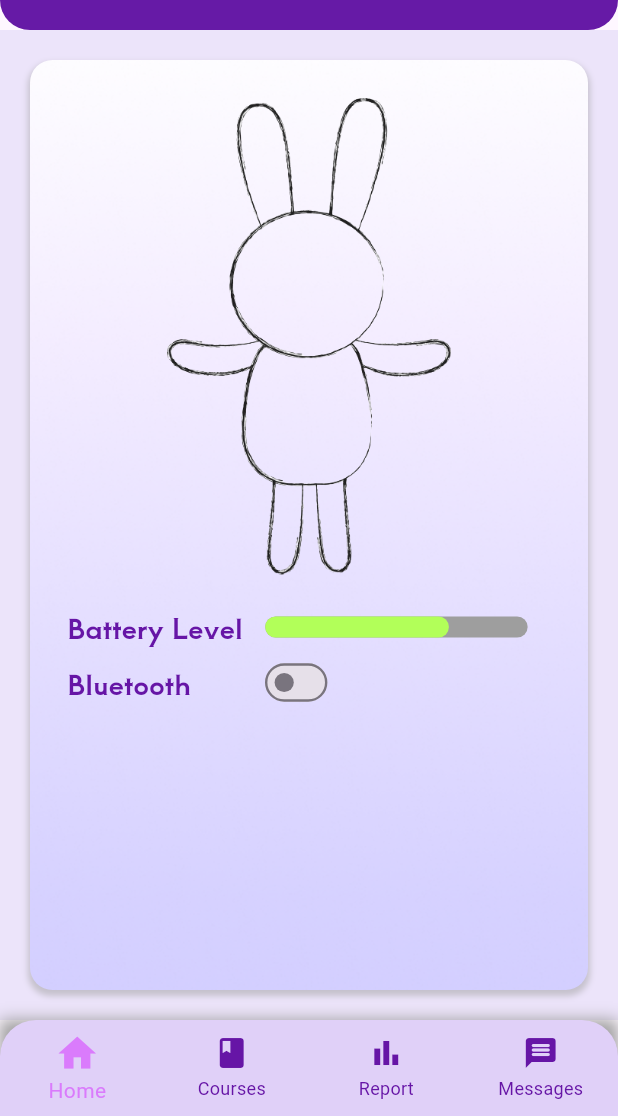
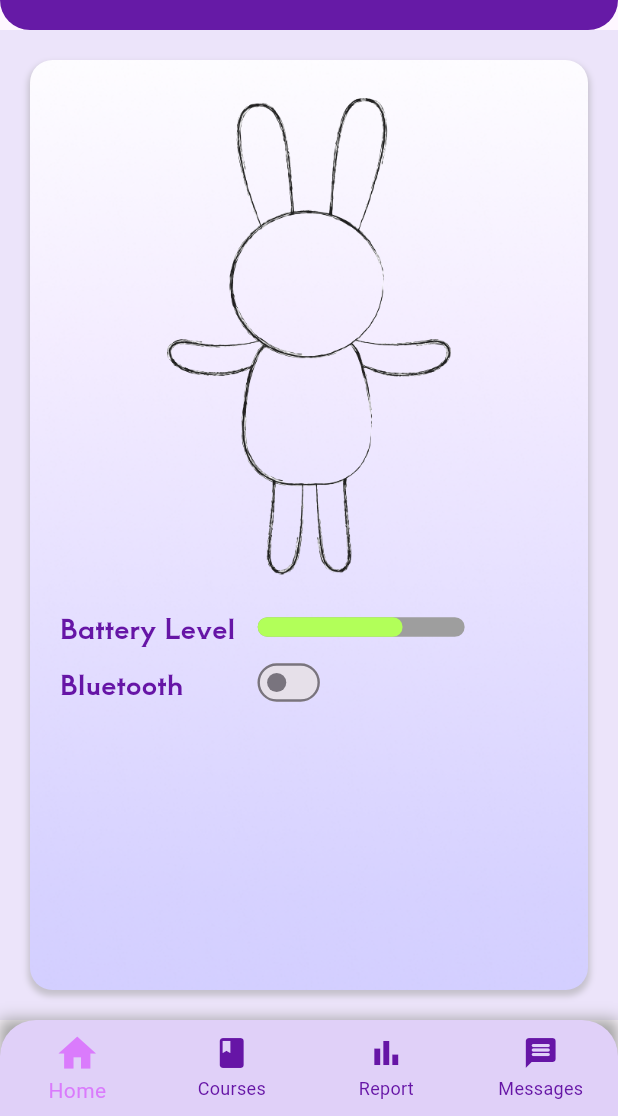
Before and after one commit to yanqi325/Lily-Doll, a Flutter app: the HomePage screen opened by its route, on a phone screen of 412 x 824 dp, the part 120-1236 px from its top. Run offline on Flutter 3.47's test engine with Material 3 defaults, Android fonts, the phone set to English and light mode, and no system bars; drawn by our look-alikes of percent_indicator; our stand-ins replace audioplayers, cloud_firestore, easy_search_bar, file_picker, firebase_auth, firebase_core and 5 more; missing offline and left inert: circular_chart_flutter, flutter_pin_code_fields; accounts and stored records are empty.

Commit message:
Update UI:
1. changed the battery level bar in home_page
2. fixed overflow issue in notification page

```diff
--- a/lib/component/ToggleButtonCard.dart
+++ b/lib/component/ToggleButtonCard.dart
@@ -36,7 +36,6 @@ class ToggleButtonCard extends StatelessWidget {
                 Text('$label',
                   style: appBarLabel.copyWith(color: Colors.black,fontSize: 18),
                 ),
-                SizedBox(width: 83,),
                 ToggleButton(isSwitched: false,onChanged: (){onChange;},),
               ],
             ),
--- a/lib/screens/home_page.dart
+++ b/lib/screens/home_page.dart
@@ -96,7 +96,7 @@ class _HomePageScreenState extends State<HomePage> {
                       ],
                     ),
                     child: Padding(
-                      padding: const EdgeInsets.only(left: 25.0, right: 25.0, top: 25, bottom: 0),
+                      padding: const EdgeInsets.only(left: 20.0, right: 20.0, top: 25, bottom: 0),
                       child: Column(
                         crossAxisAlignment: CrossAxisAlignment.center,
                         children: [
@@ -118,8 +118,8 @@ class _HomePageScreenState extends State<HomePage> {
                                 width: 5,
                               ),
                               LinearPercentIndicator(
-                                width: 195.0,
-                                lineHeight: 14.0,
+                                width: 158.0,
+                                lineHeight: 13.0,
                                 percent: battPercent!,
                                 backgroundColor: Colors.grey,
                                 progressColor: Colors.lightGreenAccent,
--- a/lib/screens/setting_page.dart
+++ b/lib/screens/setting_page.dart
@@ -76,7 +76,7 @@ class _SettingPageScreenState extends State<SettingPage> {
                   ],
                 ),
                 Padding(
-                  padding: const EdgeInsets.only(left: 75.0),
+                  padding: const EdgeInsets.only(left: 30.0),
                   child: IconButton(
                     icon: Icon(Icons.bluetooth_rounded,
                     size: 40,
```
